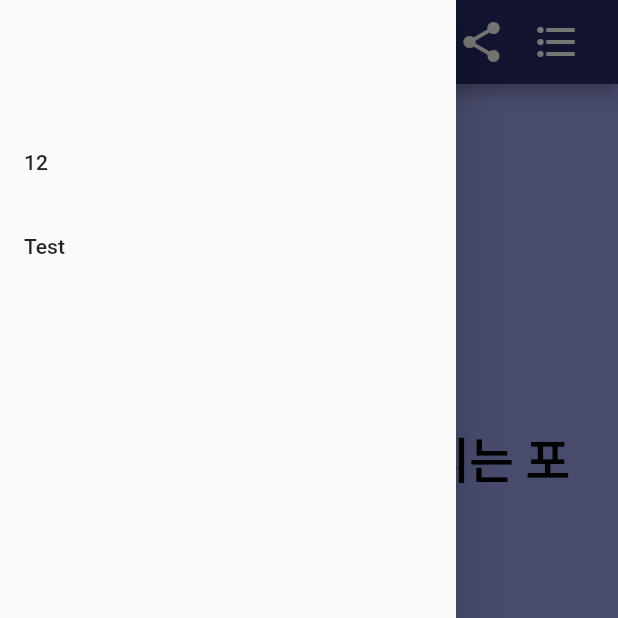
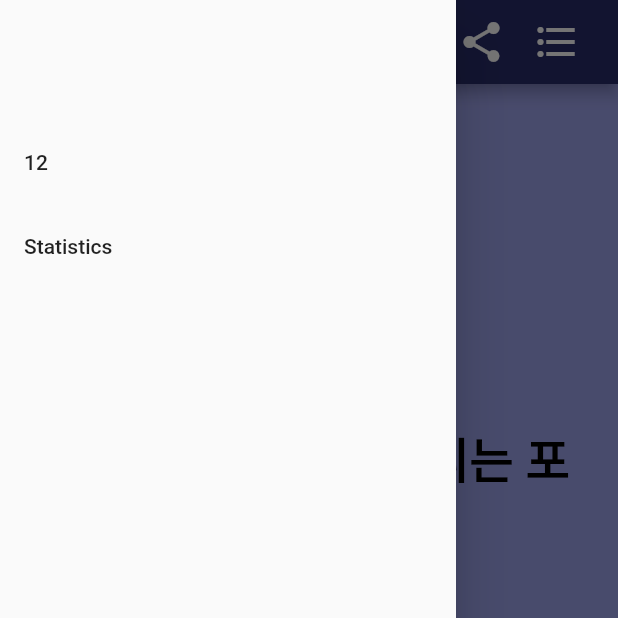
Before and after one commit to gns0170/flutter_app_7, a Flutter app: the screen it shows after launch, with the side drawer open, on a phone screen of 412 x 824 dp, the top half of it. Run offline on Flutter 3.47's test engine with Material 2 defaults, Android fonts, the phone set to English and light mode, and no system bars; drawn by our look-alikes of google_mobile_ads; our stand-ins replace charts_flutter, share_plus, shared_preferences; network calls fail.

Commit message:
5/11, drawer

```diff
--- a/lib/main.dart
+++ b/lib/main.dart
@@ -3,6 +3,7 @@ import 'package:flutter_application_7/data/record.dart';
 import 'package:flutter_application_7/screens/achievements/achievement.dart';
 import 'package:flutter_application_7/screens/questions.dart';
 import 'package:flutter_application_7/screens/result/result.dart';
+import 'package:flutter_application_7/screens/statistics.dart';
 import 'package:flutter_application_7/widgets/appbar.dart';
 import 'package:flutter_application_7/widgets/drawer.dart';
 import './screens/home.dart';
@@ -54,15 +55,16 @@ class MyAppState extends State<MyApp> {
         ),
         home: Scaffold(
           appBar: baseAppBar(context),
-          drawer: Drawer(child: baseDrawer),
+          drawer: Drawer(child: baseDrawer(context)),
           body: MaterialApp(
-            initialRoute: '/',
+            initialRoute: "/home",
             routes: {
-              '/': (context) => const Home(),
+              '/home': (context) => const Home(),
               '/question': (context) => const Question(),
               '/result': (context) => const Result(),
               '/achievement': (context) => const Achievement(),
               '/test': (context) => const TestScreen(),
+              '/statistics': (context) => const Statistics(),
             },
           ),
         ));
--- /dev/null
+++ b/lib/screens/statistics.dart
@@ -0,0 +1,15 @@
+import 'package:flutter/material.dart';
+
+class Statistics extends StatefulWidget {
+  const Statistics({Key? key}) : super(key: key);
+
+  @override
+  StatisticsState createState() => StatisticsState();
+}
+
+class StatisticsState extends State<Statistics> {
+  @override
+  Widget build(BuildContext context) {
+    return Scaffold();
+  }
+}
--- a/lib/widgets/drawer.dart
+++ b/lib/widgets/drawer.dart
@@ -1,6 +1,7 @@
 import 'package:flutter/material.dart';
 
-dynamic baseDrawer = ListView(
+baseDrawer(BuildContext context) {
+  return ListView(
     padding: const EdgeInsets.only(top: 80),
     children: [
       ListTile(
@@ -8,8 +9,11 @@ dynamic baseDrawer = ListView(
         onTap: () {},
       ),
       ListTile(
-      title: Text('Test'),
-      onTap: () {},
+        title: Text('Statistics'),
+        onTap: () {
+          Navigator.pushNamed(context, '/question');
+        },
       )
     ],
   );
+}
```
Lines whose indentation alone changed are shown as unchanged.
